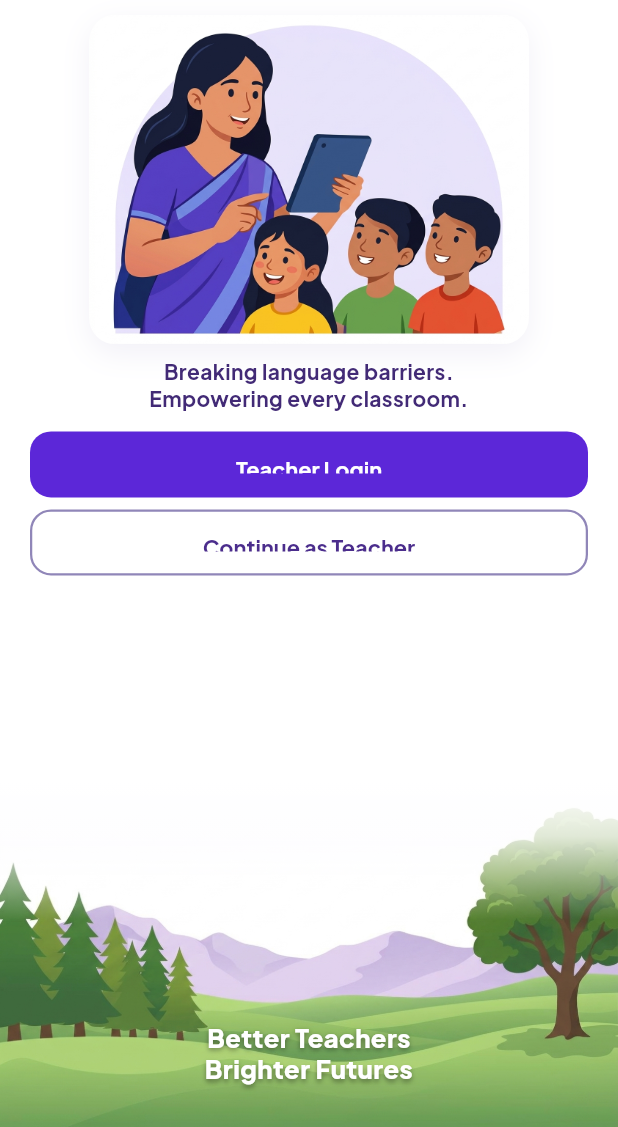
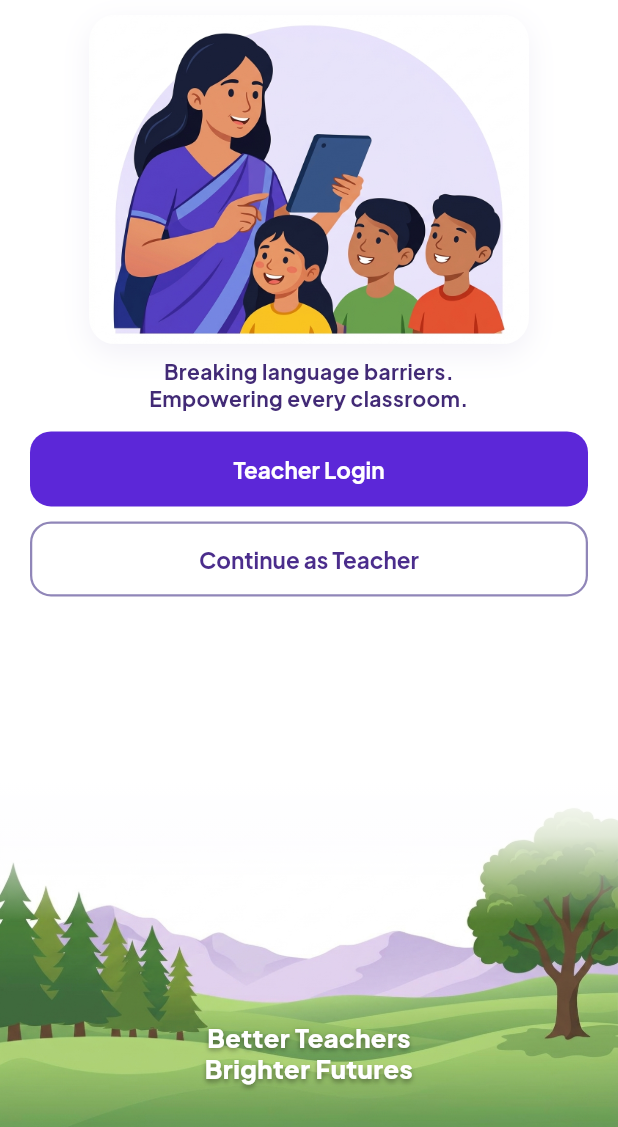
Before and after one commit to Ani-18-M/VERNEXA, a Flutter app: the screen it shows after launch, on a phone screen of 412 x 824 dp, the part 109-1236 px from its top. Run offline on Flutter 3.47's test engine with Material 3 defaults, Android fonts, the phone set to English and light mode, and no system bars; our stand-ins replace google_fonts; missing offline and left inert: dart:html, dart:js.

Commit message:
fix: resolve mobile login button text clipping and font preloading

```diff
--- a/mobile_app/lib/presentation/screens/login_screen.dart
+++ b/mobile_app/lib/presentation/screens/login_screen.dart
@@ -63,7 +63,7 @@ class LoginScreen extends StatelessWidget {
                 : (screenHeight * 0.29).clamp(150.0, 220.0);
             final double textSpacing = (screenHeight * 0.012).clamp(6.0, 14.0);
             final double missionFontSize = isDesktop ? 18.0 : (isTablet ? 16.0 : 14.0);
-            final double buttonHeight = (screenHeight * 0.052).clamp(44.0, 50.0);
+            final double buttonHeight = isDesktop ? 48.0 : 50.0;
 
             // Responsive footer height: on desktop, use the full aspect ratio (1376x608) so 100% of the landscape is visible
             final double footerHeight = isDesktop
@@ -182,12 +182,15 @@ class LoginScreen extends StatelessWidget {
                                           backgroundColor: const Color(0xFF5C27D8),
                                           foregroundColor: Colors.white,
                                           elevation: 1,
+                                          padding: const EdgeInsets.symmetric(horizontal: 16, vertical: 12),
+                                          alignment: Alignment.center,
                                           shape: RoundedRectangleBorder(
                                             borderRadius: BorderRadius.circular(14),
                                           ),
                                         ),
                                         child: Text(
                                           'Teacher Login',
+                                          textAlign: TextAlign.center,
                                           style: GoogleFonts.plusJakartaSans(
                                             fontSize: 14.5,
                                             fontWeight: FontWeight.w700,
@@ -204,6 +207,10 @@ class LoginScreen extends StatelessWidget {
                                         onPressed: () => _navigateToClassroomSetup(context),
                                         style: OutlinedButton.styleFrom(
                                           backgroundColor: Colors.white,
+                                          foregroundColor: const Color(0xFF4B2D8C),
+                                          elevation: 0,
+                                          padding: const EdgeInsets.symmetric(horizontal: 16, vertical: 12),
+                                          alignment: Alignment.center,
                                           side: const BorderSide(
                                             color: Color(0xFF9086B8),
                                             width: 1.5,
@@ -214,6 +221,7 @@ class LoginScreen extends StatelessWidget {
                                         ),
                                         child: Text(
                                           'Continue as Teacher',
+                                          textAlign: TextAlign.center,
                                           style: GoogleFonts.plusJakartaSans(
                                             fontSize: 14.5,
                                             fontWeight: FontWeight.w700,
@@ -236,21 +244,24 @@ class LoginScreen extends StatelessWidget {
                                           backgroundColor: const Color(0xFF5C27D8),
                                           foregroundColor: Colors.white,
                                           elevation: 0,
+                                          padding: const EdgeInsets.symmetric(horizontal: 16, vertical: 12),
+                                          alignment: Alignment.center,
                                           shape: RoundedRectangleBorder(
                                             borderRadius: BorderRadius.circular(14),
                                           ),
                                         ),
                                         child: Text(
                                           'Teacher Login',
+                                          textAlign: TextAlign.center,
                                           style: GoogleFonts.plusJakartaSans(
-                                            fontSize: 14.5,
+                                            fontSize: 15,
                                             fontWeight: FontWeight.w700,
                                             color: Colors.white,
                                           ),
                                         ),
                                       ),
                                     ),
-                                    const SizedBox(height: 8),
+                                    const SizedBox(height: 10),
                                     SizedBox(
                                       width: double.infinity,
                                       height: buttonHeight,
@@ -258,6 +269,10 @@ class LoginScreen extends StatelessWidget {
                                         onPressed: () => _navigateToClassroomSetup(context),
                                         style: OutlinedButton.styleFrom(
                                           backgroundColor: Colors.white,
+                                          foregroundColor: const Color(0xFF4B2D8C),
+                                          elevation: 0,
+                                          padding: const EdgeInsets.symmetric(horizontal: 16, vertical: 12),
+                                          alignment: Alignment.center,
                                           side: const BorderSide(
                                             color: Color(0xFF9086B8),
                                             width: 1.5,
@@ -268,8 +283,9 @@ class LoginScreen extends StatelessWidget {
                                         ),
                                         child: Text(
                                           'Continue as Teacher',
+                                          textAlign: TextAlign.center,
                                           style: GoogleFonts.plusJakartaSans(
-                                            fontSize: 14.5,
+                                            fontSize: 15,
                                             fontWeight: FontWeight.w700,
                                             color: const Color(0xFF4B2D8C),
                                           ),
--- a/mobile_app/lib/presentation/screens/teacher_login_screen.dart
+++ b/mobile_app/lib/presentation/screens/teacher_login_screen.dart
@@ -395,6 +395,8 @@ class _TeacherLoginScreenState extends State<TeacherLoginScreen> with SingleTick
                             backgroundColor: primaryPurple,
                             foregroundColor: Colors.white,
                             elevation: 0,
+                            padding: const EdgeInsets.symmetric(horizontal: 20, vertical: 12),
+                            alignment: Alignment.center,
                             shape: RoundedRectangleBorder(
                               borderRadius: BorderRadius.circular(14),
                             ),
@@ -407,9 +409,11 @@ class _TeacherLoginScreenState extends State<TeacherLoginScreen> with SingleTick
                                 )
                               : Text(
                                   _tabController.index == 0 && !_otpSent ? 'Send OTP' : 'Verify & Continue',
+                                  textAlign: TextAlign.center,
                                   style: GoogleFonts.plusJakartaSans(
                                     fontSize: 15,
                                     fontWeight: FontWeight.w700,
+                                    color: Colors.white,
                                   ),
                                 ),
                         ),
--- a/mobile_app/lib/theme/app_theme.dart
+++ b/mobile_app/lib/theme/app_theme.dart
@@ -73,7 +73,7 @@ class AppTheme {
           shape: RoundedRectangleBorder(
             borderRadius: BorderRadius.circular(16),
           ),
-          padding: const EdgeInsets.symmetric(horizontal: 24, vertical: 16),
+          padding: const EdgeInsets.symmetric(horizontal: 24, vertical: 12),
           textStyle: GoogleFonts.plusJakartaSans(
             fontSize: 16,
             fontWeight: FontWeight.w700,
@@ -87,7 +87,7 @@ class AppTheme {
           shape: RoundedRectangleBorder(
             borderRadius: BorderRadius.circular(16),
           ),
-          padding: const EdgeInsets.symmetric(horizontal: 24, vertical: 16),
+          padding: const EdgeInsets.symmetric(horizontal: 24, vertical: 12),
           textStyle: GoogleFonts.plusJakartaSans(
             fontSize: 15,
             fontWeight: FontWeight.w600,
```
Also changed, not shown: 1 other file.
